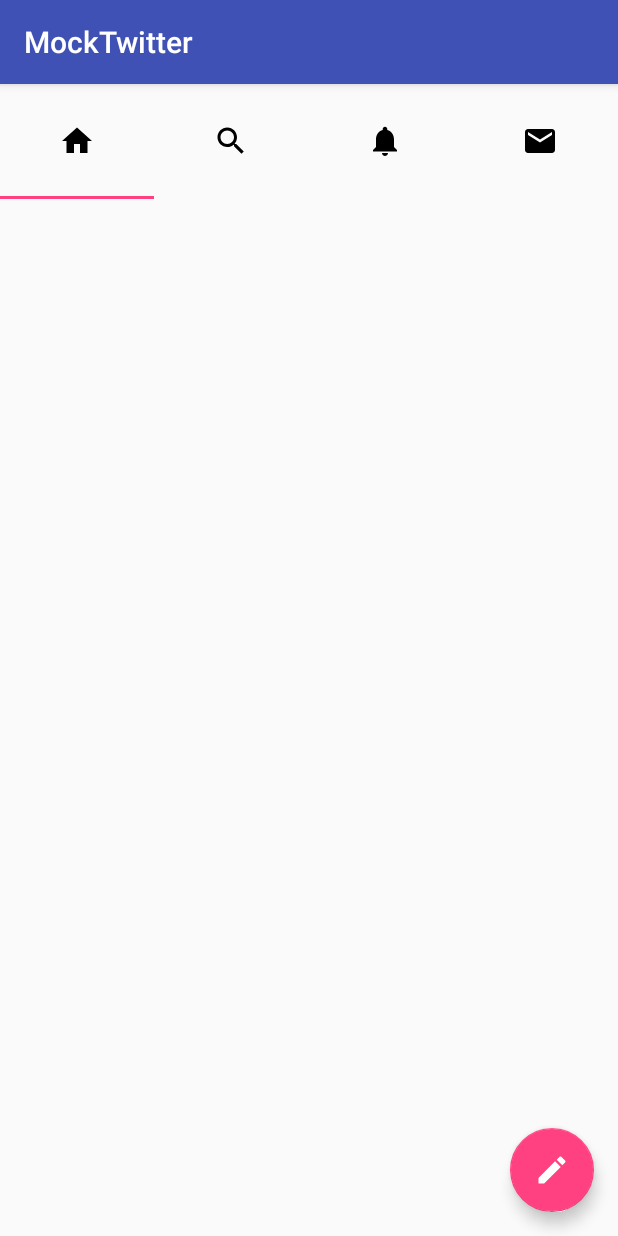
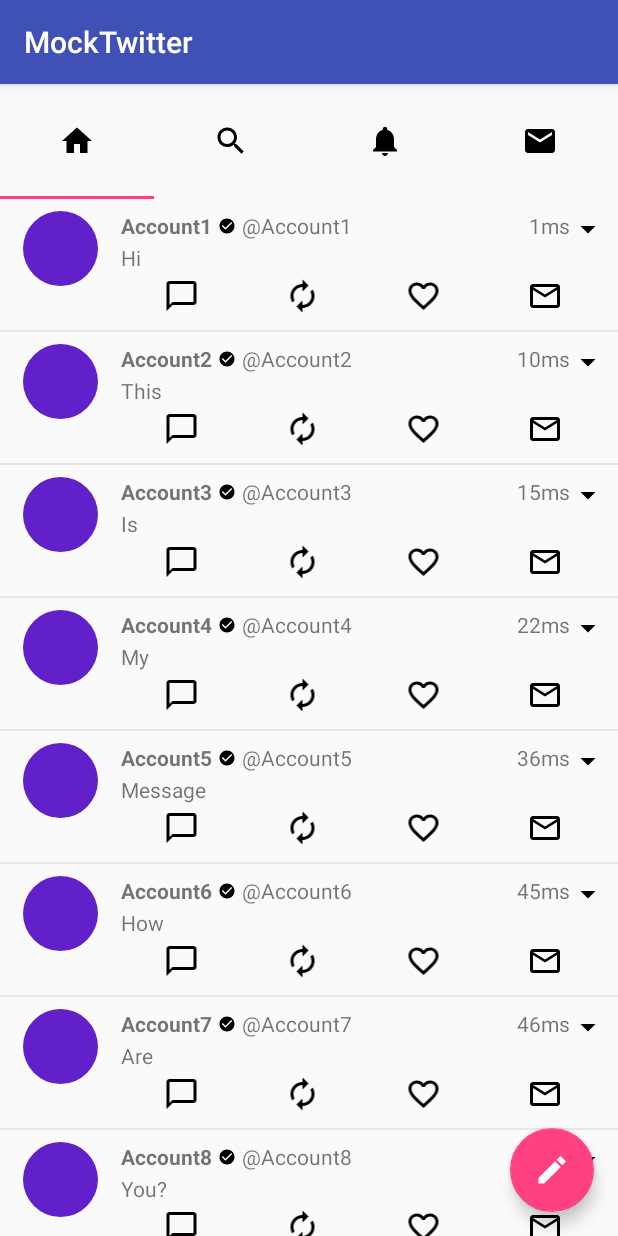
Before and after one commit to novembergave/MockTwitter, an Android app: the screen it shows after launch (MainActivity), on a phone screen of 412 x 824 dp. Run offline under Robolectric (Android 15) with nearby library versions, the phone set to English and light mode, and no system bars.

Commit message:
Tweak layout Set up recyclerView

```diff
--- a/app/src/main/java/com/novembergave/apps/mocktwitter/MainActivity.java
+++ b/app/src/main/java/com/novembergave/apps/mocktwitter/MainActivity.java
@@ -2,12 +2,47 @@ package com.novembergave.apps.mocktwitter;
 
 import android.support.v7.app.AppCompatActivity;
 import android.os.Bundle;
+import android.support.v7.widget.DefaultItemAnimator;
+import android.support.v7.widget.LinearLayoutManager;
+import android.support.v7.widget.RecyclerView;
+
+import java.util.ArrayList;
+import java.util.List;
 
 public class MainActivity extends AppCompatActivity {
+
+    private List<TweetObject> dummyList;
 
     @Override
     protected void onCreate(Bundle savedInstanceState) {
         super.onCreate(savedInstanceState);
         setContentView(R.layout.activity_main);
+        dummyList = generateDummyList();
+        setUpRecyclerView();
     }
+
+    private List<TweetObject> generateDummyList() {
+        List<TweetObject> list = new ArrayList<>();
+        list.add(new TweetObject("Account1", "@Account1", true, 1501947272135L, 1, "Hi"));
+        list.add(new TweetObject("Account2", "@Account2", true, 1501947371284L, 10, "This"));
+        list.add(new TweetObject("Account3", "@Account3", true, 1501947386210L, 15, "Is"));
+        list.add(new TweetObject("Account4", "@Account4", true, 1501947394716L, 22, "My"));
+        list.add(new TweetObject("Account5", "@Account5", true, 1501947404848L, 36, "Message"));
+        list.add(new TweetObject("Account6", "@Account6", true, 1501947416733L, 45, "How"));
+        list.add(new TweetObject("Account7", "@Account7", true, 1501947424178L, 46, "Are"));
+        list.add(new TweetObject("Account8", "@Account8", true, 1501947432990L, 55, "You?"));
+        return list;
+    }
+
+    private void setUpRecyclerView() {
+        RecyclerView recyclerView = (RecyclerView) findViewById(R.id.recycler_view);
+
+        TweetAdapter adapter = new TweetAdapter(dummyList);
+        RecyclerView.LayoutManager layoutManager = new LinearLayoutManager(getApplicationContext());
+        recyclerView.setLayoutManager(layoutManager);
+        recyclerView.setItemAnimator(new DefaultItemAnimator());
+        recyclerView.setAdapter(adapter);
+    }
+
+
 }
--- /dev/null
+++ b/app/src/main/java/com/novembergave/apps/mocktwitter/TweetAdapter.java
@@ -0,0 +1,64 @@
+package com.novembergave.apps.mocktwitter;
+
+import android.support.v7.widget.RecyclerView;
+import android.view.LayoutInflater;
+import android.view.View;
+import android.view.ViewGroup;
+import android.widget.ImageView;
+import android.widget.TextView;
+
+import java.util.List;
+
+/**
+ * Created by novembergave on 05/08/2017.
+ */
+
+public class TweetAdapter extends RecyclerView.Adapter<TweetAdapter.TweetViewHolder> {
+
+    private List<TweetObject> list;
+
+
+    public class TweetViewHolder extends RecyclerView.ViewHolder {
+        TextView accountName, accountHandle, time, message;
+        ImageView verifiedAccount;
+
+        public TweetViewHolder(View view) {
+            super(view);
+            accountName = (TextView) view.findViewById(R.id.list_account_name);
+            accountHandle = (TextView) view.findViewById(R.id.list_account_handle);
+            time = (TextView) view.findViewById(R.id.list_time);
+            message = (TextView) view.findViewById(R.id.list_item_main_text);
+            verifiedAccount = (ImageView) view.findViewById(R.id.list_verified_icon);
+
+        }
+    }
+
+
+    public TweetAdapter(List<TweetObject> list) {
+        this.list = list;
+    }
+
+    @Override
+    public TweetViewHolder onCreateViewHolder(ViewGroup parent, int viewType) {
+        View itemView = LayoutInflater.from(parent.getContext())
+                .inflate(R.layout.list_item, parent, false);
+
+        return new TweetViewHolder(itemView);
+    }
+
+    @Override
+    public void onBindViewHolder(TweetViewHolder holder, int position) {
+        TweetObject tweetObject = list.get(position);
+        holder.accountName.setText(tweetObject.getAccountName());
+        holder.accountHandle.setText(tweetObject.getAccountHandle());
+        holder.verifiedAccount.setVisibility(tweetObject.isAccountVerification() ? View.VISIBLE : View.INVISIBLE);
+        String time = String.valueOf(tweetObject.getTimeDifference()) + "ms";
+        holder.time.setText(time);
+        holder.message.setText(tweetObject.getMessage());
+    }
+
+    @Override
+    public int getItemCount() {
+        return list.size();
+    }
+}
--- /dev/null
+++ b/app/src/main/java/com/novembergave/apps/mocktwitter/TweetObject.java
@@ -0,0 +1,76 @@
+package com.novembergave.apps.mocktwitter;
+
+/**
+ * Created by novembergave on 05/08/2017.
+ */
+
+public class TweetObject {
+    private String accountName;
+    private String accountHandle;
+    private boolean accountVerification;
+    private long timeStamp;
+    private int timeDifference;
+    private String message;
+
+    public TweetObject() {
+        // Default empty constructor
+        // Useful if using a third-party library to parse JSON etc
+    }
+
+    public TweetObject(String accountName, String accountHandle, boolean accountVerification, long timeStamp, int timeDifference, String message) {
+        this.accountName = accountName;
+        this.accountHandle = accountHandle;
+        this.accountVerification = accountVerification;
+        this.timeDifference = timeDifference;
+        this.timeStamp = timeStamp;
+        this.message = message;
+    }
+
+    public String getAccountName() {
+        return accountName;
+    }
+
+    public void setAccountName(String accountName) {
+        this.accountName = accountName;
+    }
+
+    public String getAccountHandle() {
+        return accountHandle;
+    }
+
+    public void setAccountHandle(String accountHandle) {
+        this.accountHandle = accountHandle;
+    }
+
+    public boolean isAccountVerification() {
+        return accountVerification;
+    }
+
+    public void setAccountVerification(boolean accountVerification) {
+        this.accountVerification = accountVerification;
+    }
+
+    public int getTimeDifference() {
+        return timeDifference;
+    }
+
+    public void setTimeDifference(int timeDifference) {
+        this.timeDifference = timeDifference;
+    }
+
+    public long getTimeStamp() {
+        return timeStamp;
+    }
+
+    public void setTimeStamp(long timeStamp) {
+        this.timeStamp = timeStamp;
+    }
+
+    public String getMessage() {
+        return message;
+    }
+
+    public void setMessage(String message) {
+        this.message = message;
+    }
+}
--- a/app/src/main/res/layout/activity_main.xml
+++ b/app/src/main/res/layout/activity_main.xml
@@ -11,32 +11,38 @@
         android:orientation="vertical">
 
         <android.support.design.widget.TabLayout
+            android:id="@+id/tab_layout"
             android:layout_width="match_parent"
             android:layout_height="0dp"
             android:layout_weight="1">
 
             <android.support.design.widget.TabItem
+                android:id="@+id/tab_home"
                 android:layout_width="wrap_content"
                 android:layout_height="wrap_content"
                 android:icon="@drawable/ic_home_black_24dp" />
 
             <android.support.design.widget.TabItem
+                android:id="@+id/tab_search"
                 android:layout_width="wrap_content"
                 android:layout_height="wrap_content"
                 android:icon="@drawable/ic_search_black_24dp" />
 
             <android.support.design.widget.TabItem
+                android:id="@+id/tab_alerts"
                 android:layout_width="wrap_content"
                 android:layout_height="wrap_content"
                 android:icon="@drawable/ic_notifications_black_24dp" />
 
             <android.support.design.widget.TabItem
+                android:id="@+id/tab_messages"
                 android:layout_width="wrap_content"
                 android:layout_height="wrap_content"
                 android:icon="@drawable/ic_email_black_24dp" />
         </android.support.design.widget.TabLayout>
 
         <android.support.v7.widget.RecyclerView
+            android:id="@+id/recycler_view"
             android:layout_width="match_parent"
             android:layout_height="0dp"
             android:layout_weight="9"
@@ -44,6 +50,7 @@
     </LinearLayout>
 
     <android.support.design.widget.FloatingActionButton
+        android:id="@+id/floating_action_button"
         android:layout_width="wrap_content"
         android:layout_height="wrap_content"
         android:layout_gravity="bottom|end"
--- a/app/src/main/res/layout/list_item.xml
+++ b/app/src/main/res/layout/list_item.xml
@@ -26,7 +26,6 @@
                 android:id="@+id/list_account_name"
                 android:layout_width="wrap_content"
                 android:layout_height="wrap_content"
-                android:layout_marginTop="2dp"
                 android:ellipsize="end"
                 android:maxEms="24"
                 android:textStyle="bold"
@@ -44,7 +43,6 @@
                 android:id="@+id/list_account_handle"
                 android:layout_width="wrap_content"
                 android:layout_height="wrap_content"
-                android:layout_marginTop="2dp"
                 android:layout_toRightOf="@id/list_verified_icon"
                 android:ellipsize="end"
                 android:maxEms="11"
@@ -62,7 +60,6 @@
                 android:id="@+id/list_time"
                 android:layout_width="wrap_content"
                 android:layout_height="wrap_content"
-                android:layout_marginTop="2dp"
                 android:layout_toLeftOf="@id/list_more_button"
                 tools:text="00ms" />
 
@@ -116,6 +113,7 @@
         android:layout_width="match_parent"
         android:layout_height="1dp"
         android:layout_gravity="bottom"
+        android:alpha="0.1"
         android:background="@color/colorPrimaryDark" />
 
 </FrameLayout>
```
